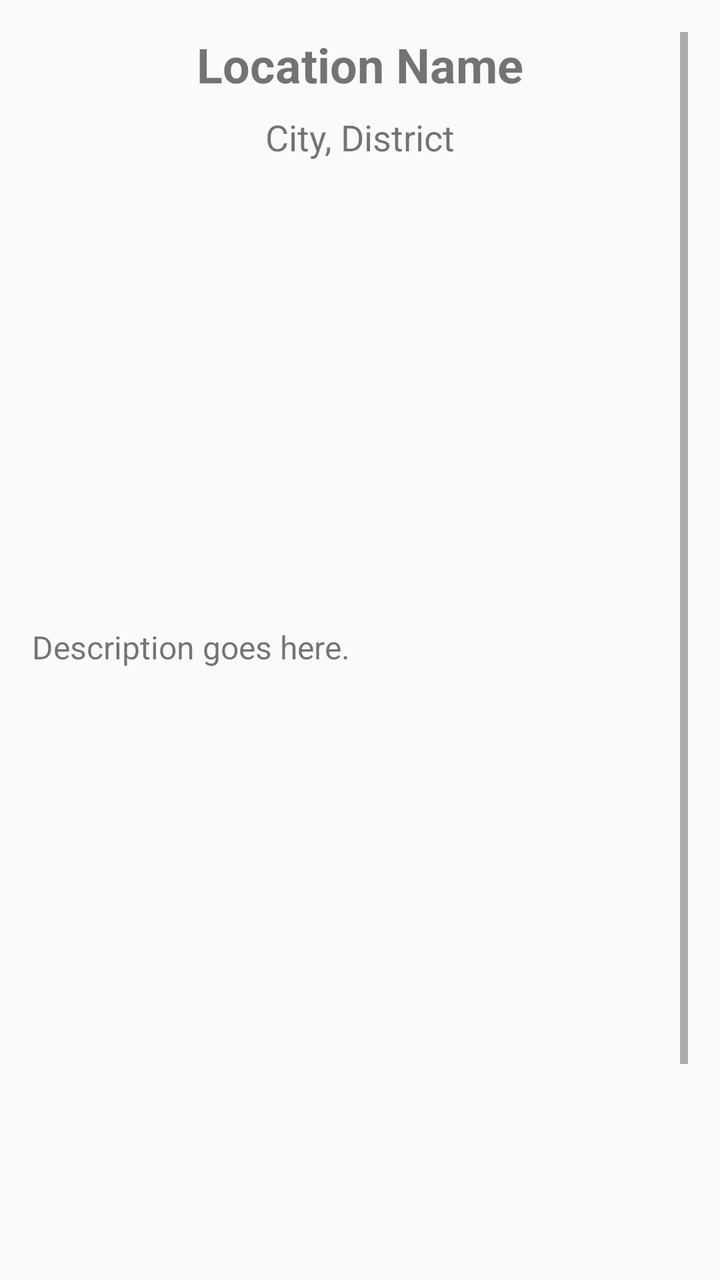
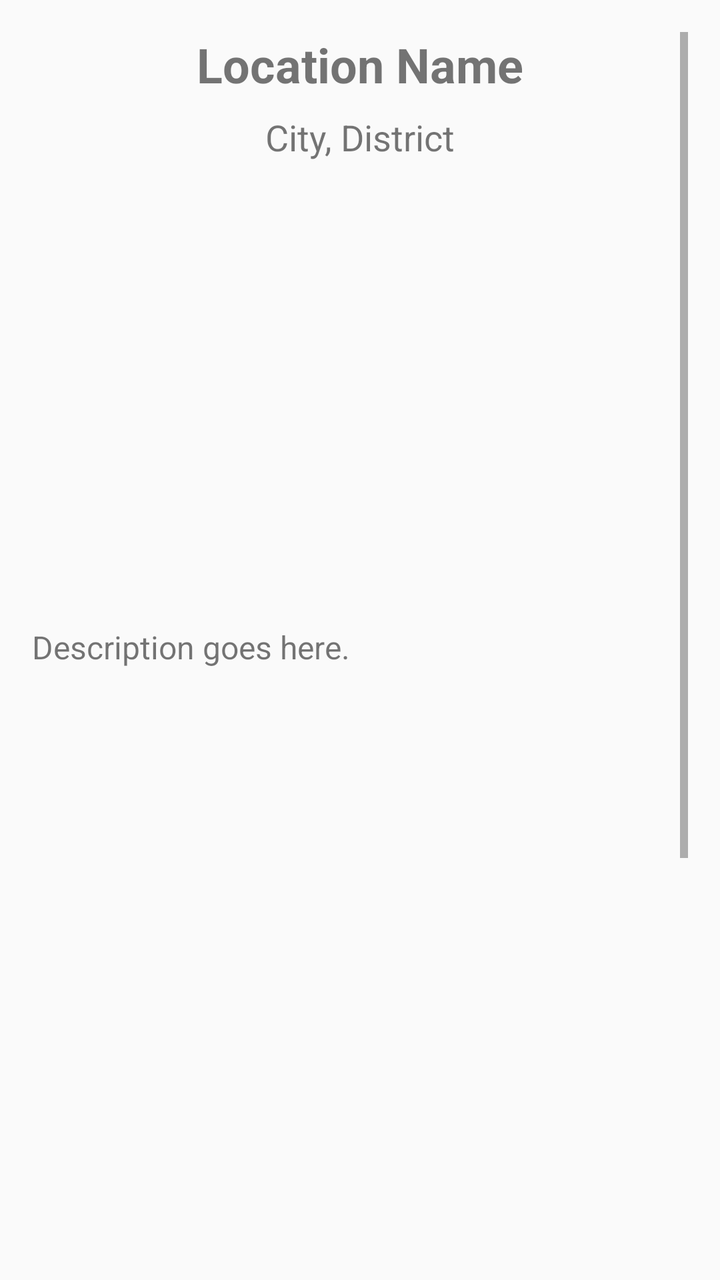

Screens rendered from an Android XML layout before and after an edit, with the pre-edit source and the edit as a unified diff.
<!-- AndroidManifest.xml: activity theme Theme.TravelAppBir -->
<!-- res/layout/activity_location_detail.xml -->
<ScrollView
    xmlns:android="http://schemas.android.com/apk/res/android"
    xmlns:app="http://schemas.android.com/apk/res-auto"
    android:layout_width="match_parent"
    android:layout_height="match_parent"
    android:padding="16dp">

    <LinearLayout
        android:layout_width="match_parent"
        android:layout_height="wrap_content"
        android:orientation="vertical">

        
        <TextView
            android:id="@+id/tvDetailTitle"
            android:layout_width="match_parent"
            android:layout_height="wrap_content"
            android:text="Location Name"
            android:textSize="24sp"
            android:textStyle="bold"
            android:paddingBottom="8dp"
            android:gravity="center_horizontal" />

        
        <TextView
            android:id="@+id/tvDetailCityDistrict"
            android:layout_width="match_parent"
            android:layout_height="wrap_content"
            android:text="City, District"
            android:textSize="18sp"
            android:gravity="center_horizontal"
            android:paddingBottom="16dp" />

        
        <androidx.viewpager2.widget.ViewPager2
            android:id="@+id/galleryViewPager"
            android:layout_width="match_parent"
            android:layout_height="200dp"
            android:layout_marginBottom="16dp" />

        
        <TextView
            android:id="@+id/tvDetailDescription"
            android:layout_width="match_parent"
            android:layout_height="wrap_content"
            android:text="Description goes here."
            android:textSize="16sp"
            android:paddingBottom="16dp" />

        
        <FrameLayout
            android:id="@+id/mapFragment"
            android:layout_width="match_parent"
            android:layout_height="300dp"
            android:layout_marginTop="16dp" />

        <com.google.android.material.floatingactionbutton.FloatingActionButton
            android:id="@+id/fabDirections"
            android:layout_width="wrap_content"
            android:layout_height="wrap_content"
            android:layout_gravity="end|bottom"
            android:layout_margin="16dp"
            android:contentDescription="Get Directions"
            android:src="@drawable/ic_directions"
            android:tint="@android:color/white"
            app:backgroundTint="@color/purple_500" />
    </LinearLayout>
</ScrollView>
<!-- resources referenced by this layout -->
<resources>
  <color name="purple_500">#FF6200EE</color>
  <!-- drawable ic_directions (drawable) -->
  <vector xmlns:android="http://schemas.android.com/apk/res/android" android:height="24dp" android:tint="#000000" android:viewportHeight="24" android:viewportWidth="24" android:width="24dp">
        
      <path android:fillColor="@android:color/white" android:pathData="M19,15.18V7c0,-2.21 -1.79,-4 -4,-4s-4,1.79 -4,4v10c0,1.1 -0.9,2 -2,2s-2,-0.9 -2,-2V8.82C8.16,8.4 9,7.3 9,6c0,-1.66 -1.34,-3 -3,-3S3,4.34 3,6c0,1.3 0.84,2.4 2,2.82V17c0,2.21 1.79,4 4,4s4,-1.79 4,-4V7c0,-1.1 0.9,-2 2,-2s2,0.9 2,2v8.18c-1.16,0.41 -2,1.51 -2,2.82c0,1.66 1.34,3 3,3s3,-1.34 3,-3C21,16.7 20.16,15.6 19,15.18z"/>
      
  </vector>
  <style name="Theme.TravelAppBir" parent="Theme.AppCompat.Light.DarkActionBar">
          
      </style>
</resources>

<!-- the commit's change to res/layout/activity_location_detail.xml (unified diff, before → after) -->
@@ -64,5 +64,38 @@
             android:src="@drawable/ic_directions"
             android:tint="@android:color/white"
             app:backgroundTint="@color/purple_500" />
+
+        
+        <EditText
+            android:id="@+id/etName"
+            android:layout_width="match_parent"
+            android:layout_height="wrap_content"
+            android:hint="Adınız" />
+
+        <EditText
+            android:id="@+id/etRating"
+            android:layout_width="match_parent"
+            android:layout_height="wrap_content"
+            android:hint="Puan (1-5)"
+            android:inputType="number" />
+
+        <EditText
+            android:id="@+id/etComment"
+            android:layout_width="match_parent"
+            android:layout_height="wrap_content"
+            android:hint="Yorumunuz" />
+
+        <Button
+            android:id="@+id/btnSubmitComment"
+            android:layout_width="match_parent"
+            android:layout_height="wrap_content"
+            android:text="Yorumu Gönder" />
+
+        
+        <androidx.recyclerview.widget.RecyclerView
+            android:id="@+id/recyclerViewComments"
+            android:layout_width="match_parent"
+            android:layout_height="wrap_content"
+            android:layout_marginTop="16dp" />
     </LinearLayout>
 </ScrollView>
